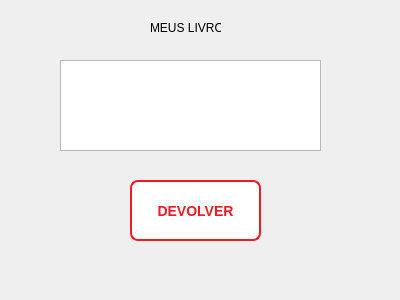
gabriotz/Project-edoo, file GUI_BIBLIOTECA/userbookswindow.ui: the form before one commit.
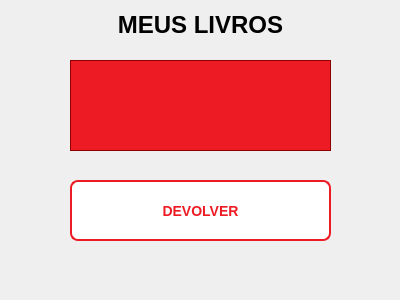
The form after the commit.

Diff of the .ui file:
```diff
--- a/GUI_BIBLIOTECA/userbookswindow.ui
+++ b/GUI_BIBLIOTECA/userbookswindow.ui
@@ -13,35 +13,28 @@
   <property name="windowTitle">
    <string>Dialog</string>
   </property>
+  <property name="styleSheet">
+   <string notr="true"/>
+  </property>
   <widget class="QLabel" name="label">
    <property name="geometry">
     <rect>
-     <x>150</x>
-     <y>20</y>
-     <width>71</width>
-     <height>16</height>
+     <x>0</x>
+     <y>10</y>
+     <width>401</width>
+     <height>31</height>
     </rect>
    </property>
    <property name="text">
-    <string>MEUS LIVROS</string>
-   </property>
-  </widget>
-  <widget class="QListWidget" name="myBooksListWidget">
-   <property name="geometry">
-    <rect>
-     <x>60</x>
-     <y>60</y>
-     <width>261</width>
-     <height>91</height>
-    </rect>
+    <string>&lt;html&gt;&lt;head/&gt;&lt;body&gt;&lt;p align=&quot;center&quot;&gt;&lt;span style=&quot; font-size:18pt; font-weight:700;&quot;&gt;MEUS LIVROS&lt;/span&gt;&lt;/p&gt;&lt;/body&gt;&lt;/html&gt;</string>
    </property>
   </widget>
   <widget class="QPushButton" name="returnButton">
    <property name="geometry">
     <rect>
-     <x>130</x>
+     <x>70</x>
      <y>180</y>
-     <width>131</width>
+     <width>261</width>
      <height>61</height>
     </rect>
    </property>
@@ -58,6 +51,25 @@
     <string>DEVOLVER</string>
    </property>
   </widget>
+  <widget class="QListWidget" name="myBooksListWidget">
+   <property name="geometry">
+    <rect>
+     <x>70</x>
+     <y>60</y>
+     <width>261</width>
+     <height>91</height>
+    </rect>
+   </property>
+   <property name="styleSheet">
+    <string notr="true">    background-color: #ED1C24; /* Fundo vermelho CIn */
+    color: white; /* Texto branco */
+    padding: 5px;
+    border: 1px solid #8B0000; /* Borda entre as seções */
+    font-family: &quot;Segoe UI&quot;;
+    font-weight: bold;
+    font-size: 10pt;</string>
+   </property>
+  </widget>
  </widget>
  <resources/>
  <connections/>
```
